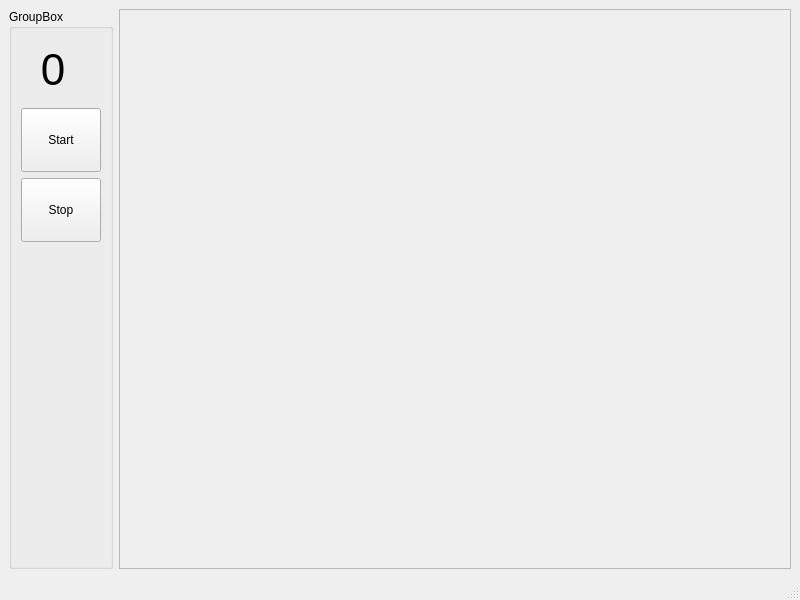
Above: mainwindow.ui from horvathzoltan/utilityPi_soldering before the change. Below: the same form after it.
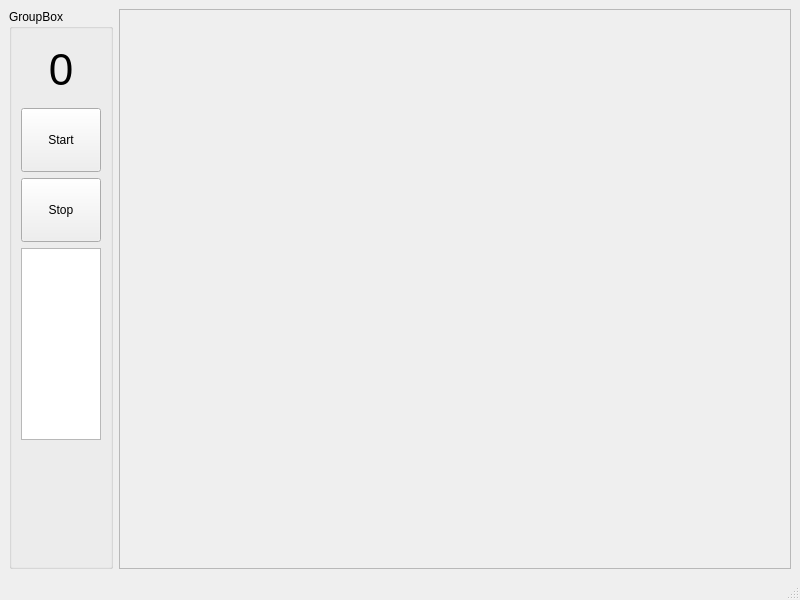
That is the form after the change.

Patch:
```diff
--- a/mainwindow.ui
+++ b/mainwindow.ui
@@ -37,7 +37,7 @@
          </property>
          <property name="minimumSize">
           <size>
-           <width>64</width>
+           <width>80</width>
            <height>64</height>
           </size>
          </property>
@@ -98,6 +98,34 @@
          </property>
         </widget>
        </item>
+       <item>
+        <widget class="QListWidget" name="listWidget">
+         <property name="sizePolicy">
+          <sizepolicy hsizetype="Fixed" vsizetype="Preferred">
+           <horstretch>0</horstretch>
+           <verstretch>0</verstretch>
+          </sizepolicy>
+         </property>
+         <property name="minimumSize">
+          <size>
+           <width>0</width>
+           <height>0</height>
+          </size>
+         </property>
+         <property name="maximumSize">
+          <size>
+           <width>80</width>
+           <height>16777215</height>
+          </size>
+         </property>
+         <property name="baseSize">
+          <size>
+           <width>64</width>
+           <height>64</height>
+          </size>
+         </property>
+        </widget>
+       </item>
        <item>
         <spacer name="verticalSpacer">
          <property name="orientation">
```
Left out of the diff: 4 changed lines with no effect on the pictures.
